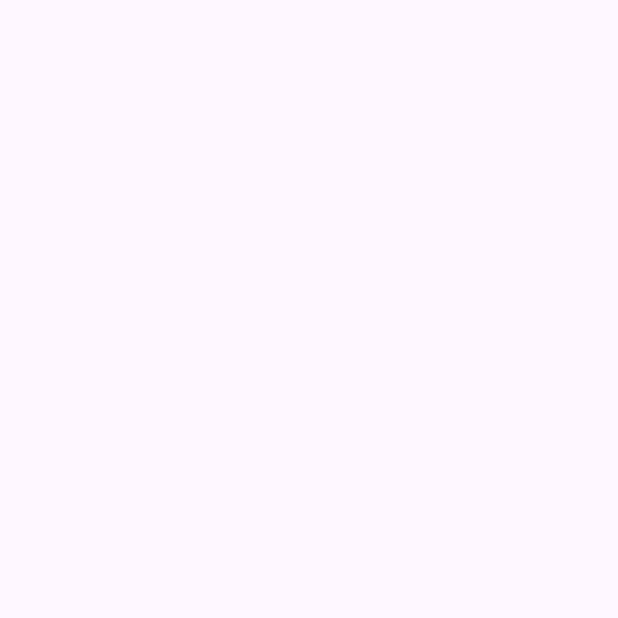
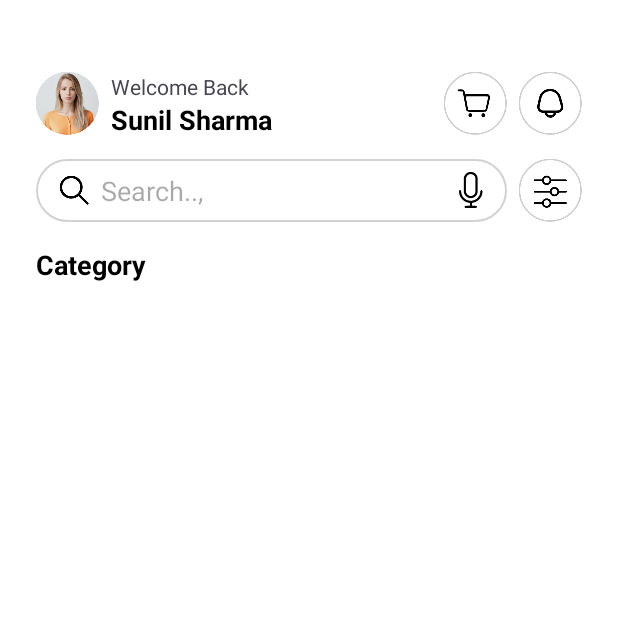
Before and after one commit to Himanshu3101/OnlineShop_1, an Android app: the MainActivity screen opened directly, with no data from a screen before it, on a phone screen of 412 x 824 dp, the top half of it. Before the commit the part shown is empty. Run offline under Robolectric (Android 15) with nearby library versions, the phone set to English and light mode, and no system bars; our stand-ins replace Firebase (no records; nobody signed in at launch, a user with empty details on screens opened directly).

```diff
--- a/app/src/main/AndroidManifest.xml
+++ b/app/src/main/AndroidManifest.xml
@@ -13,7 +13,7 @@
         android:theme="@style/Theme.OnlineShop_1"
         tools:targetApi="31">
         <activity
-            android:name=".SplashActivity"
+            android:name=".activity.SplashActivity"
             android:exported="true">
             <intent-filter>
                 <action android:name="android.intent.action.MAIN" />
@@ -22,7 +22,7 @@
             </intent-filter>
         </activity>
         <activity
-            android:name=".MainActivity"
+            android:name=".activity.MainActivity"
             android:exported="true">
 
         </activity>
--- /dev/null
+++ b/app/src/main/java/com/example/onlineshop_1/Adapter/CategoryAdapter.java
@@ -0,0 +1,72 @@
+package com.example.onlineshop_1.Adapter;
+
+import android.annotation.SuppressLint;
+import android.content.Context;
+import android.view.LayoutInflater;
+import android.view.View;
+import android.view.ViewGroup;
+
+import androidx.annotation.NonNull;
+import androidx.recyclerview.widget.RecyclerView;
+
+import com.example.onlineshop_1.R;
+import com.example.onlineshop_1.databinding.ViewholderCategoryBinding;
+import com.example.onlineshop_1.domain.CategoryModel;
+
+import java.util.ArrayList;
+
+public class CategoryAdapter extends RecyclerView.Adapter<CategoryAdapter.ViewHolder> {
+    private ArrayList<CategoryModel> items;
+    private Context context;
+    private int selectedPosition = -1;
+    private int lastSelectedPosition = -1;
+
+    public CategoryAdapter(ArrayList<CategoryModel> items) {
+        this.items = items;
+    }
+
+    @NonNull
+    @Override
+    public CategoryAdapter.ViewHolder onCreateViewHolder(@NonNull ViewGroup parent, int viewType) {
+        context = parent.getContext();
+        ViewholderCategoryBinding binding = ViewholderCategoryBinding.inflate(LayoutInflater.from(context), parent, false);
+        return new ViewHolder(binding);
+    }
+
+    @Override
+    public void onBindViewHolder(@NonNull CategoryAdapter.ViewHolder holder, @SuppressLint("RecyclerView") int position) {
+        holder.binding.titleTxt.setText(items.get(position).getTitle());
+
+        holder.binding.getRoot().setOnClickListener(new View.OnClickListener() {
+            @Override
+            public void onClick(View view) {
+                lastSelectedPosition = selectedPosition;
+                selectedPosition = position;
+                notifyItemChanged(lastSelectedPosition);
+                notifyItemChanged(selectedPosition);
+            }
+        });
+
+        if(selectedPosition == position){
+            holder.binding.titleTxt.setBackgroundResource(R.drawable.orange_bg);
+            holder.binding.titleTxt.setTextColor(context.getResources().getColor(R.color.white));
+        }else{
+            holder.binding.titleTxt.setBackgroundResource(R.drawable.stroke_bg);
+            holder.binding.titleTxt.setTextColor(context.getResources().getColor(R.color.black));
+        }
+    }
+
+    @Override
+    public int getItemCount() {
+        return items.size();
+    }
+
+    public class ViewHolder extends RecyclerView.ViewHolder {
+        ViewholderCategoryBinding binding;
+
+        public ViewHolder(ViewholderCategoryBinding binding) {
+            super(binding.getRoot());
+            this.binding = binding;
+        }
+    }
+}
--- /dev/null
+++ b/app/src/main/java/com/example/onlineshop_1/ViewModel/MainViewModel.java
@@ -0,0 +1,18 @@
+package com.example.onlineshop_1.ViewModel;
+
+import androidx.lifecycle.LiveData;
+import androidx.lifecycle.ViewModel;
+
+import com.example.onlineshop_1.domain.CategoryModel;
+import com.example.onlineshop_1.repository.MainRepository;
+
+import java.util.ArrayList;
+
+public class MainViewModel extends ViewModel {
+
+    private final MainRepository repository = new MainRepository();
+
+    public LiveData<ArrayList<CategoryModel>> loadCategory() {
+        return repository.loadCategory();
+    }
+}
--- /dev/null
+++ b/app/src/main/java/com/example/onlineshop_1/activity/MainActivity.java
@@ -0,0 +1,40 @@
+package com.example.onlineshop_1.activity;
+
+import android.os.Bundle;
+import android.view.View;
+
+import androidx.activity.EdgeToEdge;
+import androidx.appcompat.app.AppCompatActivity;
+import androidx.recyclerview.widget.LinearLayoutManager;
+
+import com.example.onlineshop_1.Adapter.CategoryAdapter;
+import com.example.onlineshop_1.ViewModel.MainViewModel;
+import com.example.onlineshop_1.databinding.ActivityMainBinding;
+
+public class MainActivity extends AppCompatActivity {
+    private ActivityMainBinding binding;
+    private MainViewModel viewModel;
+
+    @Override
+    protected void onCreate(Bundle savedInstanceState) {
+        super.onCreate(savedInstanceState);
+        EdgeToEdge.enable(this);
+        binding = ActivityMainBinding.inflate(getLayoutInflater());
+        setContentView(binding.getRoot());
+        viewModel = new MainViewModel();
+        initCategory();
+
+    }
+
+    private void initCategory() {
+        binding.progressBarCategory.setVisibility(View.VISIBLE);
+        viewModel.loadCategory().observeForever(categoryModels -> {
+            binding.categoryView.setLayoutManager(new LinearLayoutManager(
+                    MainActivity.this, LinearLayoutManager.HORIZONTAL, false));
+            binding.categoryView.setAdapter(new CategoryAdapter(categoryModels));
+            binding.categoryView.setNestedScrollingEnabled(true);
+            binding.progressBarCategory.setVisibility(View.GONE);
+
+        });
+    }
+}
--- a/app/src/main/java/com/example/onlineshop_1/SplashActivity.java
+++ b/app/src/main/java/com/example/onlineshop_1/activity/SplashActivity.java
@@ -1,4 +1,4 @@
-package com.example.onlineshop_1;
+package com.example.onlineshop_1.activity;
 
 import android.content.Intent;
 import android.os.Bundle;
--- /dev/null
+++ b/app/src/main/java/com/example/onlineshop_1/repository/MainRepository.java
@@ -0,0 +1,41 @@
+package com.example.onlineshop_1.repository;
+
+import androidx.annotation.NonNull;
+import androidx.lifecycle.LiveData;
+import androidx.lifecycle.MutableLiveData;
+
+import com.example.onlineshop_1.domain.CategoryModel;
+import com.google.firebase.database.DataSnapshot;
+import com.google.firebase.database.DatabaseError;
+import com.google.firebase.database.DatabaseReference;
+import com.google.firebase.database.FirebaseDatabase;
+import com.google.firebase.database.ValueEventListener;
+
+import java.util.ArrayList;
+
+public class MainRepository {
+
+    private final FirebaseDatabase fireDatabase = FirebaseDatabase.getInstance();
+    public LiveData<ArrayList<CategoryModel>> loadCategory(){
+
+        MutableLiveData<ArrayList<CategoryModel>> listData = new MutableLiveData<>();
+        DatabaseReference ref = fireDatabase.getReference("Category");
+        ref.addValueEventListener(new ValueEventListener() {
+            @Override
+            public void onDataChange(@NonNull DataSnapshot snapshot) {
+                ArrayList<CategoryModel> list = new ArrayList<>();
+                for(DataSnapshot childSnapshot:snapshot.getChildren()){
+                    CategoryModel item = childSnapshot.getValue(CategoryModel.class);
+                    if(item != null) list.add(item);
+                }
+                listData.setValue(list);
+            }
+
+            @Override
+            public void onCancelled(@NonNull DatabaseError error) {
+
+            }
+        });
+        return listData;
+    }
+}
--- a/app/src/main/res/layout/activity_main.xml
+++ b/app/src/main/res/layout/activity_main.xml
@@ -6,7 +6,7 @@
     android:layout_width="match_parent"
     android:layout_height="match_parent"
     android:background="@color/white"
-    tools:context=".MainActivity">
+    tools:context=".activity.MainActivity">
 
     <ScrollView
         android:layout_width="match_parent"
@@ -101,6 +101,46 @@
 
             </LinearLayout>
 
+            <TextView
+                android:id="@+id/textView6"
+                android:layout_width="match_parent"
+                android:layout_height="wrap_content"
+                android:text="Category"
+                android:textStyle="bold"
+                android:textSize="18sp"
+                android:textColor="@color/black"
+                android:layout_marginTop="16dp"
+                android:layout_marginHorizontal="24dp"/>
+
+            <androidx.constraintlayout.widget.ConstraintLayout
+                android:layout_width="match_parent"
+                android:layout_height="match_parent">
+
+                <androidx.recyclerview.widget.RecyclerView
+                    android:id="@+id/categoryView"
+                    android:layout_width="match_parent"
+                    android:layout_height="match_parent"
+                    android:clipToPadding="false"
+                    android:paddingStart="20dp"
+                    android:paddingEnd="24dp"
+                    app:layout_constraintEnd_toEndOf="parent"
+                    app:layout_constraintStart_toStartOf="parent"
+                    app:layout_constraintTop_toTopOf="parent">
+
+                </androidx.recyclerview.widget.RecyclerView>
+
+                <ProgressBar
+                    android:id="@+id/progressBarCategory"
+                    style="?android:attr/progressBarStyle"
+                    android:layout_width="wrap_content"
+                    android:layout_height="wrap_content"
+                    app:layout_constraintBottom_toBottomOf="parent"
+                    app:layout_constraintEnd_toEndOf="parent"
+                    app:layout_constraintStart_toStartOf="@+id/categoryView"
+                    app:layout_constraintTop_toTopOf="parent" />
+
+            </androidx.constraintlayout.widget.ConstraintLayout>
+
         </LinearLayout>
 
     </ScrollView>
--- a/app/src/main/res/layout/activity_splash.xml
+++ b/app/src/main/res/layout/activity_splash.xml
@@ -5,7 +5,7 @@
     android:id="@+id/main"
     android:layout_width="match_parent"
     android:layout_height="match_parent"
-    tools:context=".SplashActivity">
+    tools:context=".activity.SplashActivity">
 
     <ScrollView
         android:layout_width="match_parent"
```
Also changed, not shown: app/src/main/java/com/example/onlineshop_1/MainActivity.java (deleted, +0 -14 lines), app/src/main/java/com/example/onlineshop_1/domain/CategoryModel.java (added, +34 -0 lines), app/src/main/res/layout/viewholder_category.xml (added, +16 -0 lines).
